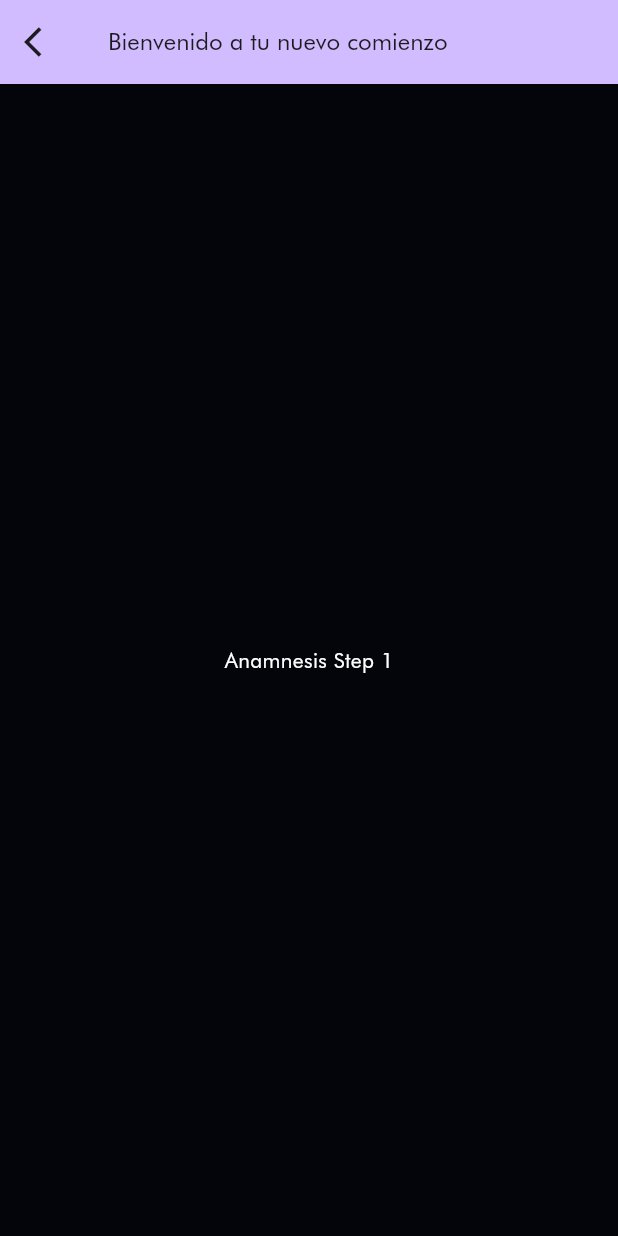
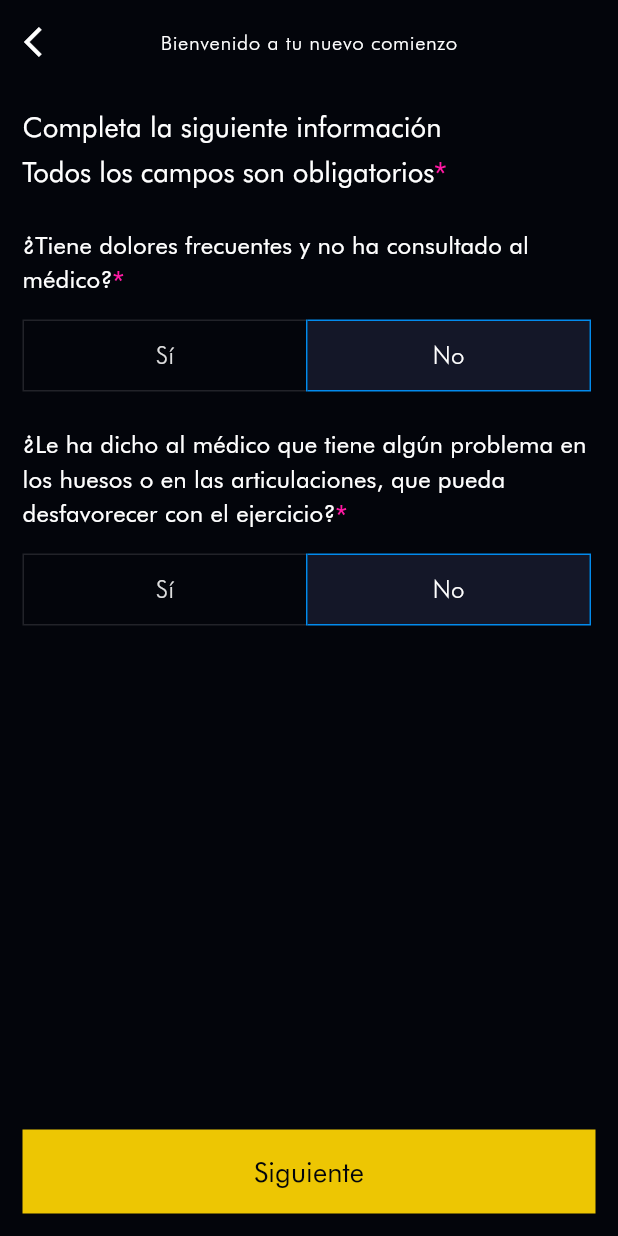
Before and after one commit to jvivasb20/anamnesis_app, a Flutter app: the screen it shows after launch, on a phone screen of 412 x 824 dp. Run offline on Flutter 3.47's test engine with Material 3 defaults, Android fonts, the phone set to English and light mode, and no system bars; our stand-ins replace bloc, flutter_bloc, flutter_screenutil; generated files the repository leaves out were written again.

Commit message:
feat: added step one view

```diff
--- a/analysis_options.yaml
+++ b/analysis_options.yaml
@@ -1,4 +1,9 @@
+analyzer:
+  errors:
+    lines_longer_than_80_chars: ignore
 include: package:very_good_analysis/analysis_options.6.0.0.yaml
 linter:
   rules:
     public_member_api_docs: false
+    lines_longer_than_80_chars: true
+    require_trailing_commas: false
--- a/lib/anamnesis/anamnesis.dart
+++ b/lib/anamnesis/anamnesis.dart
@@ -1,2 +1,2 @@
 export 'cubit/anamnesis_cubit.dart';
-export 'view/anamnesis_step_one_page.dart';
+export 'view/step_one_page.dart';
--- /dev/null
+++ b/lib/anamnesis/cubit/step_one_cubit.dart
@@ -0,0 +1,17 @@
+import 'package:anamnesis_app/anamnesis/model/anamnesis_model.dart';
+import 'package:bloc/bloc.dart';
+
+class AnamnesisStepOneCubit extends Cubit<List<AnamnesisQuestion>> {
+  AnamnesisStepOneCubit()
+      : super([
+          AnamnesisQuestion(
+            question: '¿Tiene dolores frecuentes y no ha consultado al médico?',
+            type: AnamnesisQuestionType.boolean,
+          ),
+          AnamnesisQuestion(
+            question:
+                '¿Le ha dicho al médico que tiene algún problema en los huesos o en las articulaciones, que pueda desfavorecer con el ejercicio?',
+            type: AnamnesisQuestionType.boolean,
+          ),
+        ]);
+}
--- /dev/null
+++ b/lib/anamnesis/cubit/step_two_cubit.dart
@@ -0,0 +1,9 @@
+import 'package:bloc/bloc.dart';
+
+class AnamnesisStepTwoCubit extends Cubit<List<String>> {
+  AnamnesisStepTwoCubit()
+      : super([
+          '¿Tiene dolores frecuentes y no ha consultado al médico?',
+          '¿Le ha dicho al médico que tiene algún problema en los huesos o en las articulaciones, que pueda desfavorecer con el ejercicio?',
+        ]);
+}
--- /dev/null
+++ b/lib/anamnesis/model/anamnesis_model.dart
@@ -0,0 +1,13 @@
+class AnamnesisQuestion {
+  AnamnesisQuestion({
+    required this.question,
+    required this.type,
+    this.isRequired = true,
+  });
+
+  final String question;
+  final AnamnesisQuestionType type;
+  final bool isRequired;
+}
+
+enum AnamnesisQuestionType { boolean, text }
--- a/lib/anamnesis/view/anamnesis_page.dart
+++ b/lib/anamnesis/view/anamnesis_page.dart
@@ -1,5 +1,5 @@
 import 'package:anamnesis_app/anamnesis/cubit/anamnesis_cubit.dart';
-import 'package:anamnesis_app/anamnesis/view/anamnesis_step_one_page.dart';
+import 'package:anamnesis_app/anamnesis/view/step_one_page.dart';
 import 'package:flutter/material.dart';
 import 'package:flutter_bloc/flutter_bloc.dart';
 
@@ -10,7 +10,7 @@ class AnamnesisPage extends StatelessWidget {
   Widget build(BuildContext context) {
     return BlocProvider(
       create: (_) => AnamnesisCubit(),
-      child: const AnamnesisStepOneView(),
+      child: const AnamnesisStepOnePage(),
     );
   }
 }
--- a/lib/anamnesis/view/anamnesis_step_one_page.dart
+++ /dev/null
@@ -1,19 +0,0 @@
-import 'package:flutter/material.dart';
-
-class AnamnesisStepOneView extends StatelessWidget {
-  const AnamnesisStepOneView({super.key});
-
-  @override
-  Widget build(BuildContext context) {
-    final theme = Theme.of(context);
-
-    return Scaffold(
-      backgroundColor: const Color(0xff03050b),
-      appBar: AppBar(
-        leading: const Icon(Icons.arrow_back_ios),
-        title: Text('Bienvenido a tu nuevo comienzo', style: theme.textTheme.headlineSmall?.copyWith(fontSize: 16)),
-      ),
-      body: const Center(child: Text('Anamnesis Step 1', style: TextStyle(color: Colors.white))),
-    );
-  }
-}
--- /dev/null
+++ b/lib/anamnesis/view/step_one_page.dart
@@ -0,0 +1,148 @@
+import 'package:anamnesis_app/anamnesis/cubit/step_one_cubit.dart';
+import 'package:anamnesis_app/anamnesis/model/anamnesis_model.dart';
+import 'package:anamnesis_app/common/theme.dart';
+import 'package:flutter/material.dart';
+import 'package:flutter_bloc/flutter_bloc.dart';
+
+class AnamnesisStepOnePage extends StatelessWidget {
+  const AnamnesisStepOnePage({super.key});
+
+  @override
+  Widget build(BuildContext context) {
+    return BlocProvider(
+      create: (_) => AnamnesisStepOneCubit(),
+      child: const AnamnesisStepOneView(),
+    );
+  }
+}
+
+class AnamnesisStepOneView extends StatelessWidget {
+  const AnamnesisStepOneView({super.key});
+
+  @override
+  Widget build(BuildContext context) {
+    final theme = Theme.of(context);
+
+    return Scaffold(
+      backgroundColor: const Color(0xff03050b),
+      appBar: AppBar(
+        backgroundColor: const Color(0xff03050b),
+        leading: const Icon(Icons.arrow_back_ios),
+        centerTitle: true,
+        title: Text('Bienvenido a tu nuevo comienzo', style: theme.textTheme.bodySmall),
+      ),
+      body: Column(
+        children: [
+          Expanded(
+            child: Padding(
+              padding: const EdgeInsets.all(15),
+              child: Column(
+                spacing: 25,
+                crossAxisAlignment: CrossAxisAlignment.start,
+                children: [
+                  Column(
+                    spacing: 5,
+                    crossAxisAlignment: CrossAxisAlignment.start,
+                    children: [
+                      Text(
+                        'Completa la siguiente información',
+                        style: theme.textTheme.titleSmall,
+                      ),
+                      RichText(
+                        text: TextSpan(
+                          text: 'Todos los campos son obligatorios',
+                          style: theme.textTheme.headlineSmall,
+                          children: const [
+                            TextSpan(
+                              text: '*',
+                              style: TextStyle(color: AppColors.accent),
+                            ),
+                          ],
+                        ),
+                      ),
+                    ],
+                  ),
+                  Expanded(
+                    child: BlocBuilder<AnamnesisStepOneCubit, List<AnamnesisQuestion>>(
+                      builder: (context, questions) {
+                        return ListView.separated(
+                          itemCount: questions.length,
+                          separatorBuilder: (_, __) => const SizedBox(
+                            height: 24,
+                          ),
+                          itemBuilder: (context, index) {
+                            final question = questions[index];
+
+                            return Column(
+                              spacing: 15,
+                              crossAxisAlignment: CrossAxisAlignment.start,
+                              children: [
+                                RichText(
+                                  text: TextSpan(
+                                    style: theme.textTheme.labelLarge,
+                                    text: question.question,
+                                    children: [
+                                      if (question.isRequired)
+                                        const TextSpan(
+                                          text: '*',
+                                          style: TextStyle(
+                                            color: AppColors.accent,
+                                          ),
+                                        ),
+                                    ],
+                                  ),
+                                ),
+                                if (question.type == AnamnesisQuestionType.boolean)
+                                  SizedBox(
+                                    width: double.infinity,
+                                    child: LayoutBuilder(
+                                      builder: (context, constraints) {
+                                        return ToggleButtons(
+                                          constraints: BoxConstraints.expand(width: (constraints.maxWidth / 2) - 3),
+                                          fillColor: AppColors.selected,
+                                          selectedColor: Colors.white,
+                                          selectedBorderColor: AppColors.selectedBorder,
+                                          isSelected: const [false, true],
+                                          onPressed: (_) {},
+                                          children: const [
+                                            Text(
+                                              'Sí',
+                                            ),
+                                            Text(
+                                              'No',
+                                            ),
+                                          ],
+                                        );
+                                      },
+                                    ),
+                                  ),
+                              ],
+                            );
+                          },
+                        );
+                      },
+                    ),
+                  ),
+                ],
+              ),
+            ),
+          ),
+          Container(
+            padding: const EdgeInsets.all(15),
+            width: double.infinity,
+            child: ElevatedButton(
+              style: ElevatedButton.styleFrom(
+                padding: const EdgeInsets.all(15),
+                shape: const RoundedRectangleBorder(),
+                backgroundColor: AppColors.secondary,
+                textStyle: theme.textTheme.titleSmall,
+              ),
+              onPressed: () {},
+              child: const Text('Siguiente'),
+            ),
+          ),
+        ],
+      ),
+    );
+  }
+}
--- a/lib/app/view/app.dart
+++ b/lib/app/view/app.dart
@@ -1,23 +1,23 @@
 import 'package:anamnesis_app/anamnesis/view/anamnesis_page.dart';
+import 'package:anamnesis_app/common/theme.dart';
 import 'package:anamnesis_app/l10n/l10n.dart';
 import 'package:flutter/material.dart';
+import 'package:flutter_screenutil/flutter_screenutil.dart';
 
 class App extends StatelessWidget {
   const App({super.key});
 
   @override
   Widget build(BuildContext context) {
-    return MaterialApp(
-      theme: ThemeData(
-        appBarTheme: AppBarTheme(
-          backgroundColor: Theme.of(context).colorScheme.inversePrimary,
-        ),
-        useMaterial3: true,
-        fontFamily: 'Futura',
+    return ScreenUtilInit(
+      minTextAdapt: true,
+      child: MaterialApp(
+        localizationsDelegates: AppLocalizations.localizationsDelegates,
+        builder: (context, child) {
+          ScreenUtil.init(context);
+          return Theme(data: AppTheme().light, child: const AnamnesisPage());
+        },
       ),
-      localizationsDelegates: AppLocalizations.localizationsDelegates,
-      supportedLocales: AppLocalizations.supportedLocales,
-      home: const AnamnesisPage(),
     );
   }
 }
--- a/lib/bootstrap.dart
+++ b/lib/bootstrap.dart
@@ -3,6 +3,7 @@ import 'dart:developer';
 
 import 'package:bloc/bloc.dart';
 import 'package:flutter/widgets.dart';
+import 'package:flutter_screenutil/flutter_screenutil.dart';
 
 class AppBlocObserver extends BlocObserver {
   const AppBlocObserver();
@@ -27,7 +28,7 @@ Future<void> bootstrap(FutureOr<Widget> Function() builder) async {
 
   Bloc.observer = const AppBlocObserver();
 
-  // Add cross-flavor configuration here
+  await ScreenUtil.ensureScreenSize();
 
   runApp(await builder());
 }
--- /dev/null
+++ b/lib/common/theme.dart
@@ -0,0 +1,47 @@
+import 'package:flutter/material.dart';
+import 'package:flutter_screenutil/flutter_screenutil.dart';
+
+class AppTheme {
+  ThemeData light = ThemeData(
+    brightness: Brightness.light,
+    useMaterial3: true,
+    fontFamily: 'Futura',
+    colorScheme: ColorScheme.fromSeed(
+      seedColor: AppColors.primary,
+      primary: AppColors.primary,
+      secondary: AppColors.secondary,
+      onPrimary: Colors.white,
+      onSurface: Colors.white,
+    ),
+    textTheme: TextTheme(
+      displayLarge: TextStyle(fontSize: 38.sp),
+      displayMedium: TextStyle(fontSize: 32.sp),
+      displaySmall: TextStyle(fontSize: 24.sp),
+      //
+      headlineLarge: TextStyle(fontSize: 20.sp, fontFamily: 'FuturaBook'),
+      headlineMedium: TextStyle(fontSize: 18.sp, fontFamily: 'FuturaBook'),
+      headlineSmall: TextStyle(fontSize: 16.sp, fontFamily: 'FuturaBook'),
+      //
+      titleLarge: TextStyle(fontSize: 22.sp, fontWeight: FontWeight.w500, fontFamily: 'FuturaBook'),
+      titleMedium: TextStyle(fontSize: 18.sp, fontWeight: FontWeight.w500, fontFamily: 'FuturaBook'),
+      titleSmall: TextStyle(fontSize: 16.sp, fontWeight: FontWeight.w500, fontFamily: 'FuturaBook'),
+      //
+      bodyLarge: TextStyle(fontSize: 16.sp),
+      bodyMedium: TextStyle(fontSize: 14.sp),
+      bodySmall: TextStyle(fontSize: 12.sp),
+      //
+      labelLarge: TextStyle(fontSize: 14.sp, fontFamily: 'FuturaBook'),
+      labelMedium: TextStyle(fontSize: 12.sp, fontFamily: 'FuturaBook'),
+      labelSmall: TextStyle(fontSize: 10.sp, fontFamily: 'FuturaBook'),
+    ),
+  );
+}
+
+class AppColors {
+  static const Color primary = Color(0xff03050b);
+  static const Color secondary = Color(0xFFEDC603);
+  static const Color background = Color(0XFF04070D);
+  static const Color accent = Color(0xFFFF19A3);
+  static const Color selected = Color(0xFF141728);
+  static const Color selectedBorder = Color(0xFF038BED);
+}
--- a/pubspec.yaml
+++ b/pubspec.yaml
@@ -14,6 +14,7 @@ dependencies:
   flutter_localizations:
     sdk: flutter
   intl: ^0.19.0
+  flutter_screenutil: ^5.9.3
 
 dev_dependencies:
   bloc_test: ^9.1.7
@@ -28,6 +29,8 @@ flutter:
   fonts:
     - family: Futura
       fonts:
-        - asset: assets/fonts/futura/Futura-Book.ttf
         - asset: assets/fonts/futura/Futura-Light.ttf
         - asset: assets/fonts/futura/Futura.ttf
+    - family: FuturaBook
+      fonts:
+        - asset: assets/fonts/futura/Futura-Book.ttf
```
Also changed, not shown: lib/anamnesis/view/step_two_page.dart (added), pubspec.lock.
